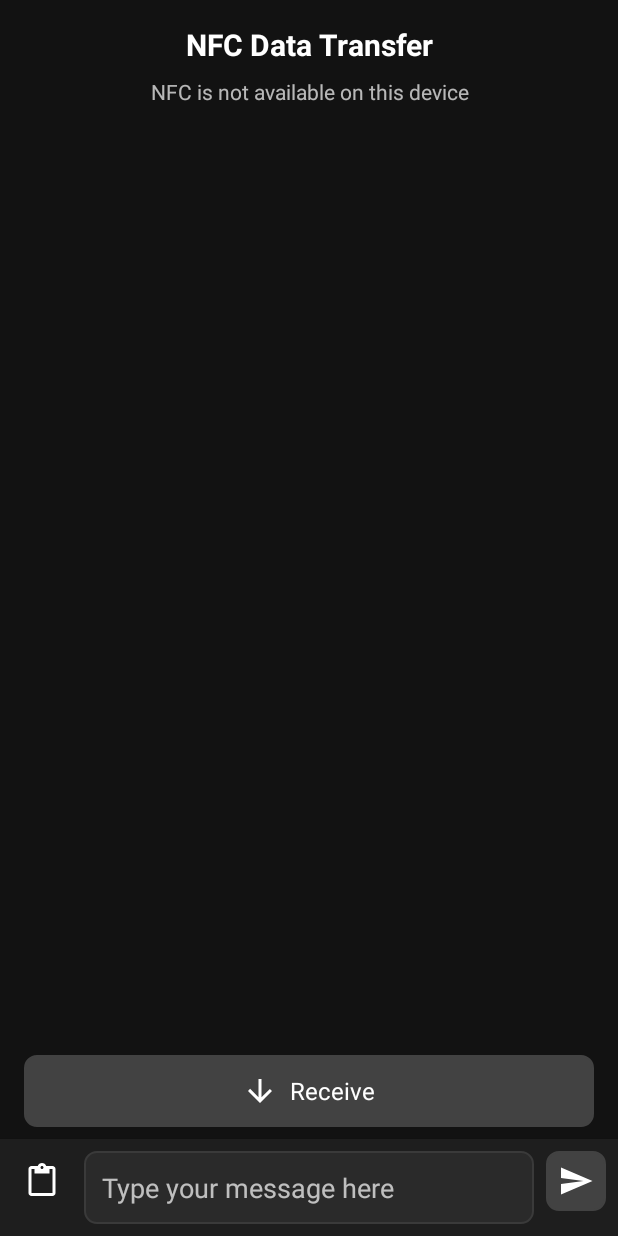
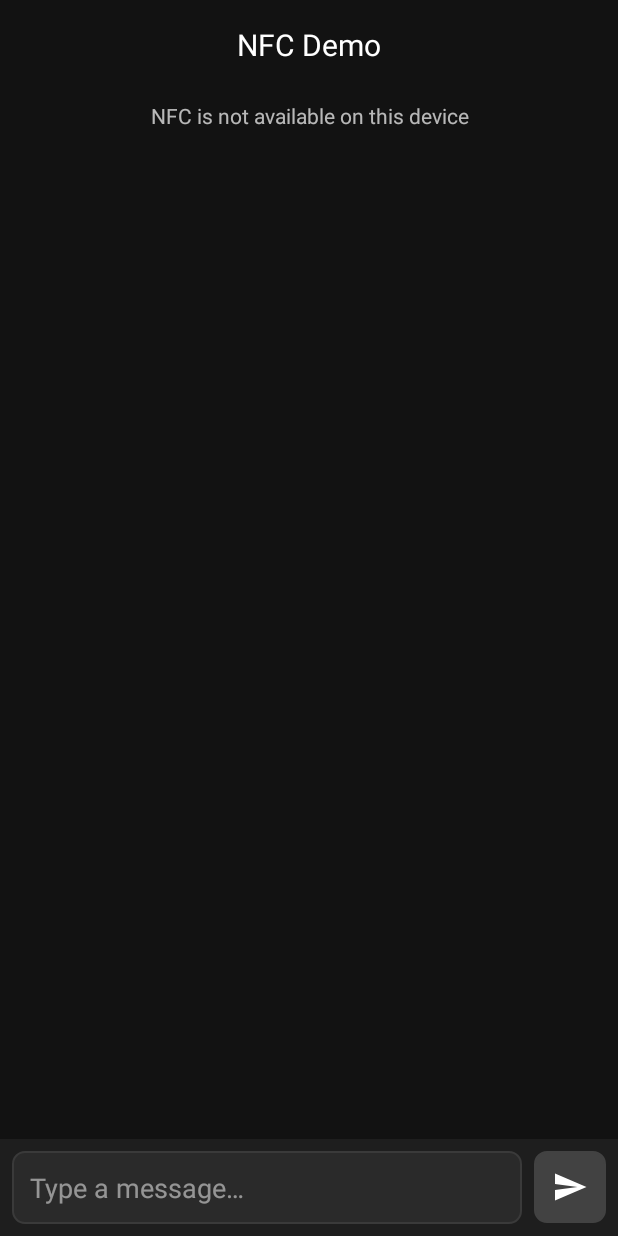
Before and after one commit to callebtc/nfchat, an Android app built with Jetpack Compose: the screen it shows after launch (MainActivity), on a phone screen of 412 x 824 dp. Run offline under Robolectric (Android 15) with nearby library versions, the phone set to English and light mode, and no system bars.

Commit message:
auto receive

```diff
--- a/app/src/main/res/layout/activity_main.xml
+++ b/app/src/main/res/layout/activity_main.xml
@@ -9,117 +9,62 @@
         android:id="@+id/tvTitle"
         android:layout_width="match_parent"
         android:layout_height="wrap_content"
-        android:text="@string/title_nfc_transfer"
+        android:text="@string/app_name"
         android:textSize="20sp"
-        android:textStyle="bold"
         android:textColor="@color/text_primary_dark"
         android:gravity="center"
-        android:layout_marginTop="16dp"
-        app:layout_constraintTop_toTopOf="parent"
-        app:layout_constraintStart_toStartOf="parent"
-        app:layout_constraintEnd_toEndOf="parent"/>
+        android:padding="16dp"
+        app:layout_constraintTop_toTopOf="parent"/>
 
     <TextView
         android:id="@+id/tvStatus"
         android:layout_width="match_parent"
         android:layout_height="wrap_content"
-        android:text="@string/status_idle"
+        android:text="@string/status_ready"
         android:textSize="14sp"
         android:textColor="@color/text_secondary_dark"
         android:gravity="center"
-        android:layout_marginTop="8dp"
-        app:layout_constraintTop_toBottomOf="@id/tvTitle"
-        app:layout_constraintStart_toStartOf="parent"
-        app:layout_constraintEnd_toEndOf="parent"/>
+        android:padding="8dp"
+        app:layout_constraintTop_toBottomOf="@id/tvTitle"/>
 
-    <!-- Messages RecyclerView -->
     <androidx.recyclerview.widget.RecyclerView
         android:id="@+id/rvMessages"
         android:layout_width="match_parent"
         android:layout_height="0dp"
-        android:layout_marginTop="8dp"
-        android:layout_marginBottom="8dp"
+        android:padding="8dp"
         android:clipToPadding="false"
-        android:paddingTop="8dp"
-        android:paddingBottom="8dp"
         app:layout_constraintTop_toBottomOf="@id/tvStatus"
-        app:layout_constraintBottom_toTopOf="@id/btnReceiveMode"
-        app:layout_constraintStart_toStartOf="parent"
-        app:layout_constraintEnd_toEndOf="parent"/>
+        app:layout_constraintBottom_toTopOf="@id/inputContainer"/>
 
-    <!-- Receive Mode Button -->
-    <LinearLayout
-        android:id="@+id/btnReceiveMode"
-        android:layout_width="match_parent"
-        android:layout_height="wrap_content"
-        android:orientation="horizontal"
-        android:gravity="center"
-        android:padding="12dp"
-        android:layout_marginStart="16dp"
-        android:layout_marginEnd="16dp"
-        android:layout_marginBottom="8dp"
-        android:background="@drawable/receive_button_selector"
-        app:layout_constraintBottom_toTopOf="@id/inputContainer"
-        app:layout_constraintStart_toStartOf="parent"
-        app:layout_constraintEnd_toEndOf="parent">
-
-        <ImageView
-            android:layout_width="24dp"
-            android:layout_height="24dp"
-            android:src="@drawable/ic_arrow_downward"
-            android:layout_marginEnd="8dp"
-            android:contentDescription="Receive icon"/>
-
-        <TextView
-            android:layout_width="wrap_content"
-            android:layout_height="wrap_content"
-            android:text="@string/btn_receive"
-            android:textColor="@drawable/receive_button_text_color"
-            android:textSize="16sp"/>
-    </LinearLayout>
-
-    <!-- Input Container -->
     <LinearLayout
         android:id="@+id/inputContainer"
         android:layout_width="match_parent"
         android:layout_height="wrap_content"
         android:orientation="horizontal"
         android:padding="8dp"
-        android:background="@color/card_background_dark"
-        android:elevation="8dp"
-        app:layout_constraintBottom_toBottomOf="parent"
-        app:layout_constraintStart_toStartOf="parent"
-        app:layout_constraintEnd_toEndOf="parent">
-
-        <ImageButton
-            android:id="@+id/btnPaste"
-            android:layout_width="40dp"
-            android:layout_height="40dp"
-            android:src="@drawable/ic_content_paste"
-            android:background="?android:attr/selectableItemBackgroundBorderless"
-            android:contentDescription="Paste from clipboard"/>
+        android:gravity="center_vertical"
+        android:background="@color/background_dark_lighter"
+        app:layout_constraintBottom_toBottomOf="parent">
 
         <EditText
             android:id="@+id/etMessage"
             android:layout_width="0dp"
             android:layout_height="wrap_content"
             android:layout_weight="1"
-            android:hint="@string/hint_message_placeholder"
-            android:textColorHint="@color/text_secondary_dark"
+            android:hint="@string/message_hint"
+            android:textColorHint="@color/text_hint_dark"
             android:textColor="@color/text_primary_dark"
             android:background="@drawable/edit_text_background"
             android:padding="12dp"
-            android:layout_marginStart="8dp"
-            android:layout_marginEnd="8dp"
-            android:inputType="textMultiLine"
-            android:maxLines="4"/>
+            android:maxLines="4"
+            android:inputType="textMultiLine"/>
 
         <LinearLayout
             android:id="@+id/btnSendMode"
-            android:layout_width="40dp"
-            android:layout_height="40dp"
-            android:orientation="vertical"
+            android:layout_width="48dp"
+            android:layout_height="48dp"
             android:gravity="center"
+            android:layout_marginStart="8dp"
             android:background="@drawable/send_button_selector">
 
             <ImageView
--- a/app/src/main/res/values/colors.xml
+++ b/app/src/main/res/values/colors.xml
@@ -1,16 +1,18 @@
 <?xml version="1.0" encoding="utf-8"?>
 <resources>
     <!-- Monochromatic Theme Colors -->
-    <color name="primary">#212121</color>
-    <color name="primary_dark">#121212</color>
-    <color name="primary_darker">#000000</color>
-    <color name="accent">#FFFFFF</color>
+    <color name="primary">#2196F3</color>
+    <color name="primary_dark">#1976D2</color>
+    <color name="primary_darker">#0D47A1</color>
+    <color name="accent">#FF4081</color>
     <color name="accent_light">#E0E0E0</color>
 
     <color name="background_dark">#121212</color>
-    <color name="card_background_dark">#1E1E1E</color>
+    <color name="background_dark_lighter">#1E1E1E</color>
+    <color name="card_background_dark">#242424</color>
     <color name="text_primary_dark">#FFFFFF</color>
     <color name="text_secondary_dark">#B3FFFFFF</color> <!-- 70% white -->
+    <color name="text_hint_dark">#80FFFFFF</color>
 
     <!-- Mode Indicator Colors -->
     <color name="send_mode_active">#FFFFFF</color>
@@ -19,4 +21,9 @@
 
     <!-- Border Colors -->
     <color name="border_light">#424242</color>
+
+    <!-- Button Colors -->
+    <color name="button_enabled">#2196F3</color>
+    <color name="button_disabled">#424242</color>
+    <color name="button_pressed">#1976D2</color>
 </resources>
--- a/app/src/main/res/values/strings.xml
+++ b/app/src/main/res/values/strings.xml
@@ -6,15 +6,17 @@
     <string name="btn_send">Send</string>
     <string name="btn_receive">Receive</string>
     <string name="label_received_messages">Received Messages</string>
-    <string name="status_idle">Ready to transfer data</string>
-    <string name="status_send_mode">Send Mode: Tap to another device</string>
-    <string name="status_receive_mode">Receive Mode: Waiting for data</string>
-    <string name="message_sent">Message sent successfully!</string>
+    <string name="status_idle">Ready</string>
+    <string name="status_ready">Ready to send or receive</string>
+    <string name="status_send_mode">Send mode active</string>
+    <string name="status_receive_mode">Receive mode active</string>
+    <string name="message_sent">Message sent successfully</string>
+    <string name="message_received">Message received</string>
     <string name="message_send_failed">Failed to send message</string>
-    <string name="message_received">Message received successfully!</string>
     <string name="no_message_received">No messages received yet</string>
     <string name="nfc_not_available">NFC is not available on this device</string>
-    <string name="enter_message_prompt">Please enter a message to send</string>
+    <string name="enter_message_prompt">Please enter a message first</string>
     <string name="tag_no_message">NFC tag detected but no message found</string>
+    <string name="message_hint">Type a message…</string>
     <string name="message_copied">Message copied to clipboard</string>
 </resources>
```
Also changed, not shown: app/src/main/java/com/example/nfcdemo/MainActivity.kt (+16 -34 lines), app/src/main/java/com/example/nfcdemo/MessageAdapter.kt (+6 -5 lines), app/src/main/res/layout/item_message_received.xml (+0 -10 lines), app/src/main/res/layout/item_message_sent.xml (+5 -21 lines).
